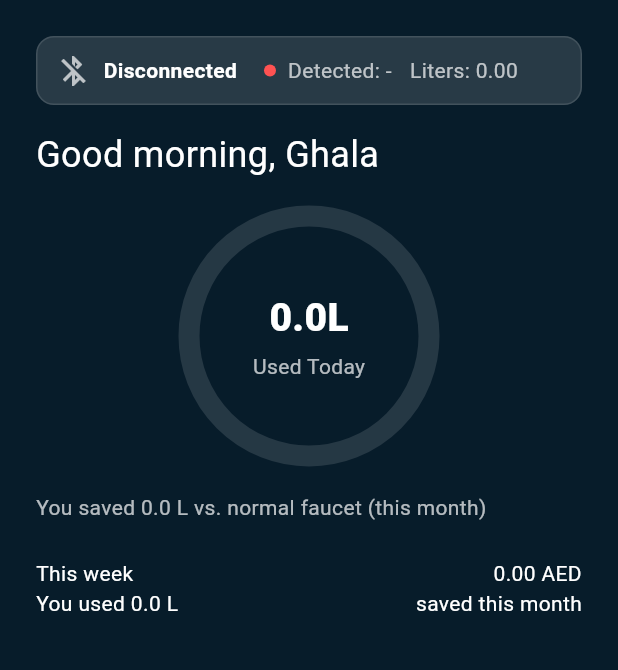
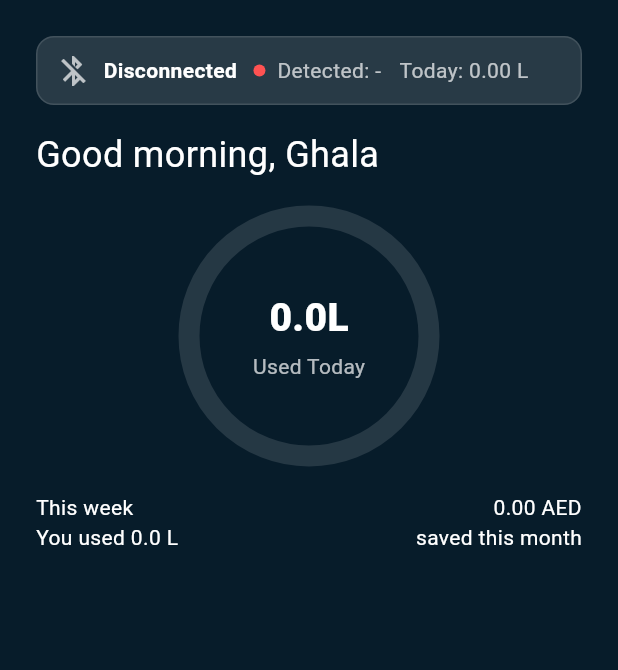
Before and after one commit to v7s7/qatrah_app, a Flutter app: the HomeDashboard screen opened directly, on a phone screen of 412 x 824 dp, the part 84-754 px from its top. Run offline on Flutter 3.47's test engine with Material 3 defaults, Android fonts, the phone set to English and light mode, and no system bars; our stand-ins replace device_info_plus, fl_chart, flutter_blue_plus, flutter_riverpod, permission_handler, sqflite and 1 more; accounts and stored records are empty.

Commit message:
Usage/BLE fixes (exclude local-only files)

```diff
--- a/lib/core/providers/usage_provider.dart
+++ b/lib/core/providers/usage_provider.dart
@@ -81,14 +81,11 @@ final weekLitersProvider = Provider.autoDispose<double>((ref) {
       .watch(recentUsageProvider)
       .maybeWhen(data: (v) => v, orElse: () => const <UsageEntry>[]);
   final now = DateTime.now();
-  final startOfWeek = DateTime(
-    now.year,
-    now.month,
-    now.day,
-  ).subtract(Duration(days: now.weekday - 1));
-  return recent
-      .where((e) => !e.start.isBefore(startOfWeek))
-      .fold<double>(0.0, (sum, e) => sum + e.liters);
+ final start = DateTime(now.year, now.month, now.day)
+     .subtract(const Duration(days: 6));
+ return recent
+     .where((e) => !e.start.isBefore(start))
+     .fold<double>(0.0, (sum, e) => sum + e.liters);
 });
 
 /// Convenience: current month's summary as an AsyncValue for quick access on Home
--- a/lib/features/home/screens/home_dashboard.dart
+++ b/lib/features/home/screens/home_dashboard.dart
@@ -1,11 +1,8 @@
 // lib/features/home/screens/home_dashboard.dart
 import 'dart:async';
-import 'dart:convert';
 
 import 'package:flutter/material.dart';
-import 'package:flutter/foundation.dart' show kDebugMode;
 import 'package:flutter_riverpod/flutter_riverpod.dart';
-
 import '../../../core/theme/theme_v2.dart';
 import '../../../core/providers/usage_provider.dart'; // todayLitersProvider, weekLitersProvider, monthSummaryNowProvider
 import '../../../core/providers/ingest_providers.dart'; // feedRawLineProvider
@@ -24,7 +21,7 @@ class HomeDashboard extends ConsumerStatefulWidget {
 class _HomeDashboardState extends ConsumerState<HomeDashboard>
     with AutomaticKeepAliveClientMixin {
   // ---- Bluetooth/Serial ingest state ----
-  late final app.BluetoothService _ble = BleUartService(); // singleton
+  late final app.BluetoothService _ble = BleUartService(); // singletonFYou
   StreamSubscription<String>? _sub;
 
   bool _isConnected = false;
@@ -32,8 +29,6 @@ class _HomeDashboardState extends ConsumerState<HomeDashboard>
 
   // For status strip only (UI hints)
   String _lastDetected = '-';
-  double _lastSmartLit = 0;
-
   // Throttle UI rebuilds triggered by incoming BLE lines
   Timer? _uiTick;
   bool _uiDirty = false;
@@ -165,18 +160,7 @@ class _HomeDashboardState extends ConsumerState<HomeDashboard>
     }
 
     // Read smartWaterUsed/object from JSON for display
-    if (line.startsWith('{') && line.endsWith('}')) {
-      try {
-        final j = jsonDecode(line) as Map<String, dynamic>;
-        final obj = (j['object'] as String?)?.trim();
-        final lit = (j['smartWaterUsed'] as num?)?.toDouble();
-        if (obj != null && obj.isNotEmpty) _lastDetected = obj;
-        if (lit != null) _lastSmartLit = lit;
-        _scheduleUiRefresh();
-      } catch (_) {
-        // ignore malformed JSON
-      }
-    }
+
   }
 
   @override
@@ -192,7 +176,7 @@ class _HomeDashboardState extends ConsumerState<HomeDashboard>
       data: (s) => s.savedLiters,
       orElse: () => 0.0,
     );
-    final savedAed = (savedLiters * 0.43).toStringAsFixed(2);
+    final savedAed = (savedLiters * 0.23).toStringAsFixed(2);
 
     return Scaffold(
       backgroundColor: AppThemeV2.bgNavy,
@@ -208,12 +192,6 @@ class _HomeDashboardState extends ConsumerState<HomeDashboard>
               _isConnected ? Icons.bluetooth_connected : Icons.bluetooth,
             ),
           ),
-          if (kDebugMode)
-            IconButton(
-              icon: const Icon(Icons.developer_mode),
-              tooltip: 'Replay Serial Log',
-              onPressed: () => Navigator.pushNamed(context, '/dev/replay'),
-            ),
           IconButton(
             icon: const Icon(Icons.bar_chart_rounded),
             onPressed: () => Navigator.pushNamed(context, '/report'),
@@ -232,7 +210,7 @@ class _HomeDashboardState extends ConsumerState<HomeDashboard>
                 connected: _isConnected,
                 status: _status,
                 lastDetected: _lastDetected,
-                lastLiters: _lastSmartLit,
+                todayLiters: today,
               ),
               const SizedBox(height: 16),
 
@@ -280,11 +258,7 @@ class _HomeDashboardState extends ConsumerState<HomeDashboard>
                 ),
               ),
 
-              const SizedBox(height: 24),
-              Text(
-                'You saved ${savedLiters.toStringAsFixed(1)} L vs. normal faucet (this month)',
-                style: const TextStyle(color: Colors.white70),
-              ),
+
               const SizedBox(height: 24),
 
               Row(
@@ -329,13 +303,13 @@ class _StatusStrip extends StatelessWidget {
   final bool connected;
   final String status;
   final String lastDetected;
-  final double lastLiters;
+  final double todayLiters;
 
   const _StatusStrip({
     required this.connected,
     required this.status,
     required this.lastDetected,
-    required this.lastLiters,
+   required this.todayLiters,
   });
 
   @override
@@ -403,7 +377,7 @@ class _StatusStrip extends StatelessWidget {
 
                 // Liters is short; keep as-is
                 Text(
-                  'Liters: ${lastLiters.toStringAsFixed(2)}',
+                  'Today: ${todayLiters.toStringAsFixed(2)} L',
                   maxLines: 1,
                   overflow: TextOverflow.ellipsis,
                   softWrap: false,
--- a/lib/main.dart
+++ b/lib/main.dart
@@ -25,8 +25,6 @@ import 'features/profile/screens/change_password_screen.dart';
 // Usage detail
 import 'features/usage/screens/washing_detail_screen.dart';
 
-// Dev: Serial log replay
-import 'features/dev/screens/log_replay_screen.dart'; // <-- added
 
 Future<void> main() async {
   WidgetsFlutterBinding.ensureInitialized();
@@ -85,8 +83,6 @@ class QatrahApp extends StatelessWidget {
         // Detail screens
         '/usage/detail': (context) => const WashingDetailScreen(),
 
-        // Dev: Serial log replay screen
-        '/dev/replay': (context) => const LogReplayScreen(), // <-- added
       },
     );
   }
```
Also changed, not shown: lib/features/dev/screens/log_replay_screen.dart (deleted, +0 -75 lines), lib/features/usage/screens/usage_history_screen.dart (+1 -7 lines), pubspec.lock, 1 other file.
